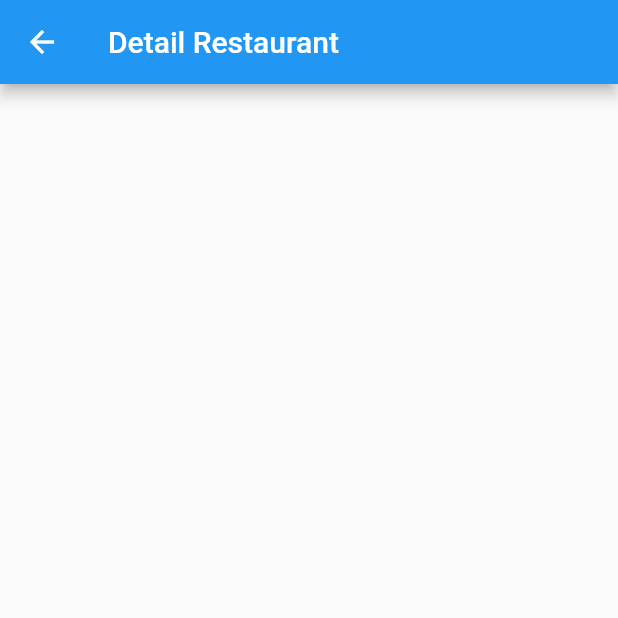
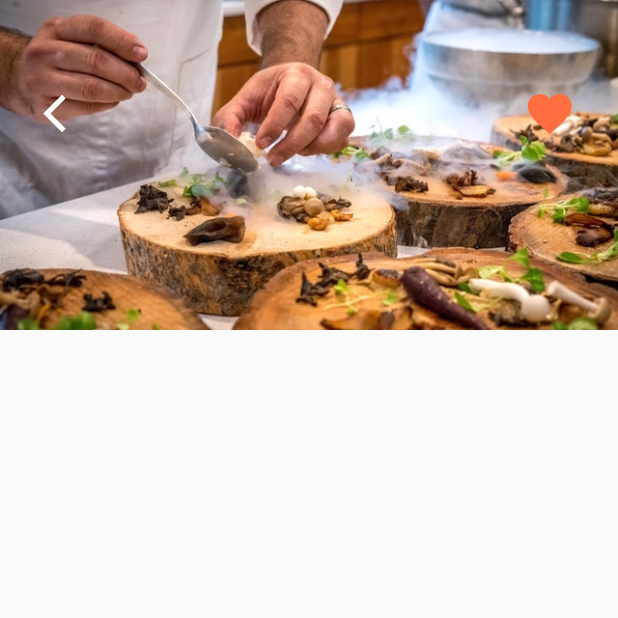
Before and after one commit to RadiRS/flutter-ui, a Flutter app: the screen it shows after launch, after a tap on "Restaurant 0", on a phone screen of 412 x 824 dp, the top half of it. Run offline on Flutter 3.47's test engine with Material 2 defaults, Android fonts, the phone set to English and light mode, and no system bars.

Commit message:
Added header section & hero animation at restauran screen

```diff
--- a/lib/screens/home.screen.dart
+++ b/lib/screens/home.screen.dart
@@ -124,11 +124,14 @@ class _HomeScreenState extends State<HomeScreen> {
               children: [
                 ClipRRect(
                   borderRadius: BorderRadius.circular(15.0),
-                  child: Image(
-                    height: 150.0,
-                    width: 150.0,
-                    fit: BoxFit.cover,
-                    image: AssetImage(item.imageUrl),
+                  child: Hero(
+                    tag: item.imageUrl,
+                    child: Image(
+                      height: 150.0,
+                      width: 150.0,
+                      fit: BoxFit.cover,
+                      image: AssetImage(item.imageUrl),
+                    ),
                   ),
                 ),
                 Expanded(
--- a/lib/screens/restauran.screen.dart
+++ b/lib/screens/restauran.screen.dart
@@ -17,8 +17,45 @@ class _RestaurantScreenState extends State<RestaurantScreen> {
   @override
   Widget build(BuildContext context) {
     return Scaffold(
-      appBar: AppBar(
-        title: Text('Detail Restaurant'),
+      body: Column(
+        children: [
+          Stack(
+            children: [
+              Hero(
+                tag: widget.restaurant.imageUrl,
+                child: Image(
+                  height: 220.0,
+                  width: MediaQuery.of(context).size.width,
+                  fit: BoxFit.cover,
+                  image: AssetImage(widget.restaurant.imageUrl),
+                ),
+              ),
+              Padding(
+                padding: const EdgeInsets.symmetric(
+                  horizontal: 20.0,
+                  vertical: 50.0,
+                ),
+                child: Row(
+                  mainAxisAlignment: MainAxisAlignment.spaceBetween,
+                  children: [
+                    IconButton(
+                      icon: const Icon(Icons.arrow_back_ios),
+                      color: Colors.white,
+                      iconSize: 30.0,
+                      onPressed: () => Navigator.pop(context),
+                    ),
+                    IconButton(
+                      icon: const Icon(Icons.favorite),
+                      color: Theme.of(context).primaryColor,
+                      iconSize: 35.0,
+                      onPressed: () {},
+                    )
+                  ],
+                ),
+              )
+            ],
+          )
+        ],
       ),
     );
   }
```
